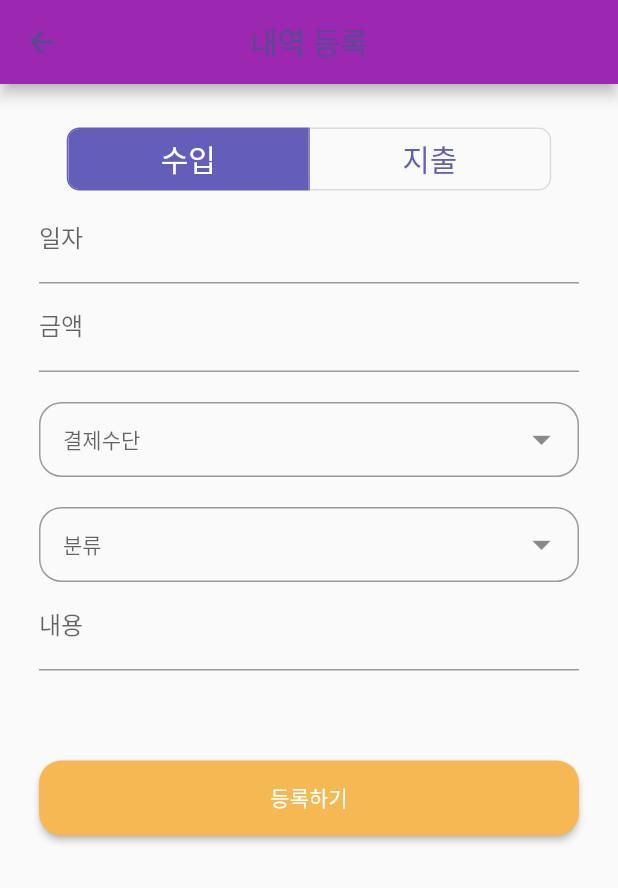
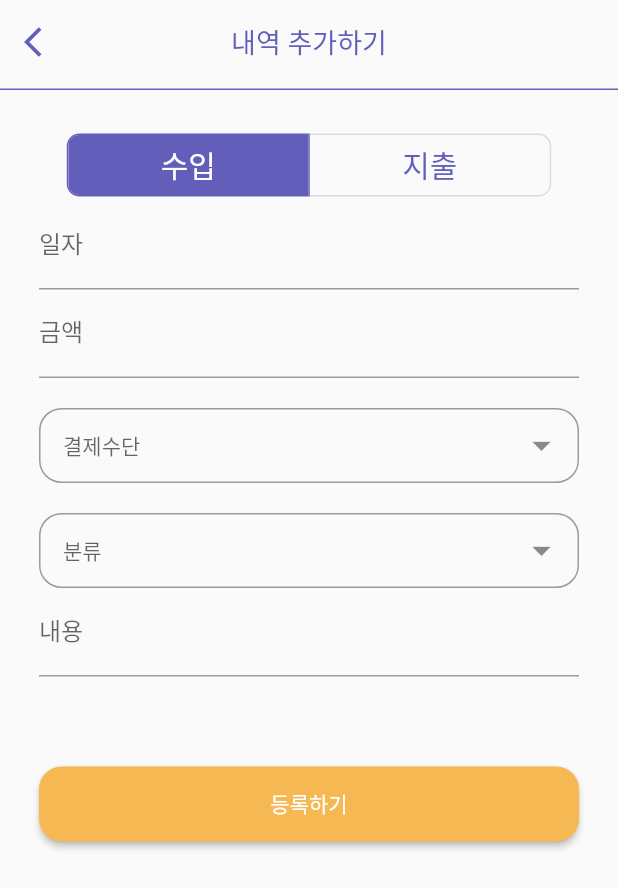
Before and after one commit to JUNGSEHOON-AutoML/flutter-budget-app, a Flutter app: the MyHomePage screen opened directly, on a phone screen of 412 x 824 dp. Shown: the top 888 px of the screen. Run offline on Flutter 3.47's test engine with Material 2 defaults, Android fonts, the phone set to English and light mode, and no system bars; our stand-ins replace dropdown_button2, firebase_auth, firebase_core, firebase_database, fl_chart, floor and 5 more; missing offline and left inert: date_utils; accounts and stored records are empty; generated files the repository leaves out were written again.

Commit message:
[REFACTOR] 내역 추가하기 AppBar 변경

```diff
--- a/lib/presentation/login.dart
+++ b/lib/presentation/login.dart
@@ -4,6 +4,7 @@ import 'package:account_book/presentation/main.dart';
 import 'package:account_book/application/main_route_service.dart';
 import 'package:account_book/presentation/setting/add_account.dart';
 import 'package:account_book/presentation/setting/add_expense.dart';
+import 'package:account_book/presentation/setting/add_history.dart';
 import 'package:account_book/presentation/setting/add_income.dart';
 import 'package:firebase_core/firebase_core.dart';
 import 'package:flutter/material.dart';
@@ -43,6 +44,7 @@ class AccountBookApp extends StatelessWidget {
         GetPage(name: "/addAccount", page: () => const AddAccount()),
         GetPage(name: "/addIncome", page: () => const AddIncome()),
         GetPage(name: "/addExpense", page: () => const AddExpense()),
+        GetPage(name: "/addHistory", page: () => const AddHistory())
       ],
     );
   }
--- a/lib/presentation/setting/add_history.dart
+++ b/lib/presentation/setting/add_history.dart
@@ -86,13 +86,26 @@ class _MyHomePageState extends State<MyHomePage> {
       child: Scaffold(
         appBar: AppBar(
           centerTitle: true,
-          title: const Text('내역 등록',style: TextStyle(color:Color(0xff524D90)),),
+          backgroundColor: Colors.transparent,
+          bottom: PreferredSize(
+              child: Container(
+                color: AppColor.purple1,
+                height: 1.0,
+              ),
+              preferredSize: Size.fromHeight(4.0)),
+          title: Text('내역 추가하기',
+              style: const TextStyle(
+                fontSize: 18,
+                color: AppColor.purple1,
+              )),
+          elevation: 0.0,
+          automaticallyImplyLeading: true,
           leading: IconButton(
-              onPressed: () {
-                Get.back(); //뒤로가기
-              },
-              color: Color(0xff524D90),
-              icon: Icon(Icons.arrow_back)),
+            icon: Icon(Icons.arrow_back_ios, color: AppColor.purple1,),
+            onPressed: (){
+              Get.back();
+            },
+          ),
         ),
         body: Padding(
           padding: const EdgeInsets.all(16.0),
```
